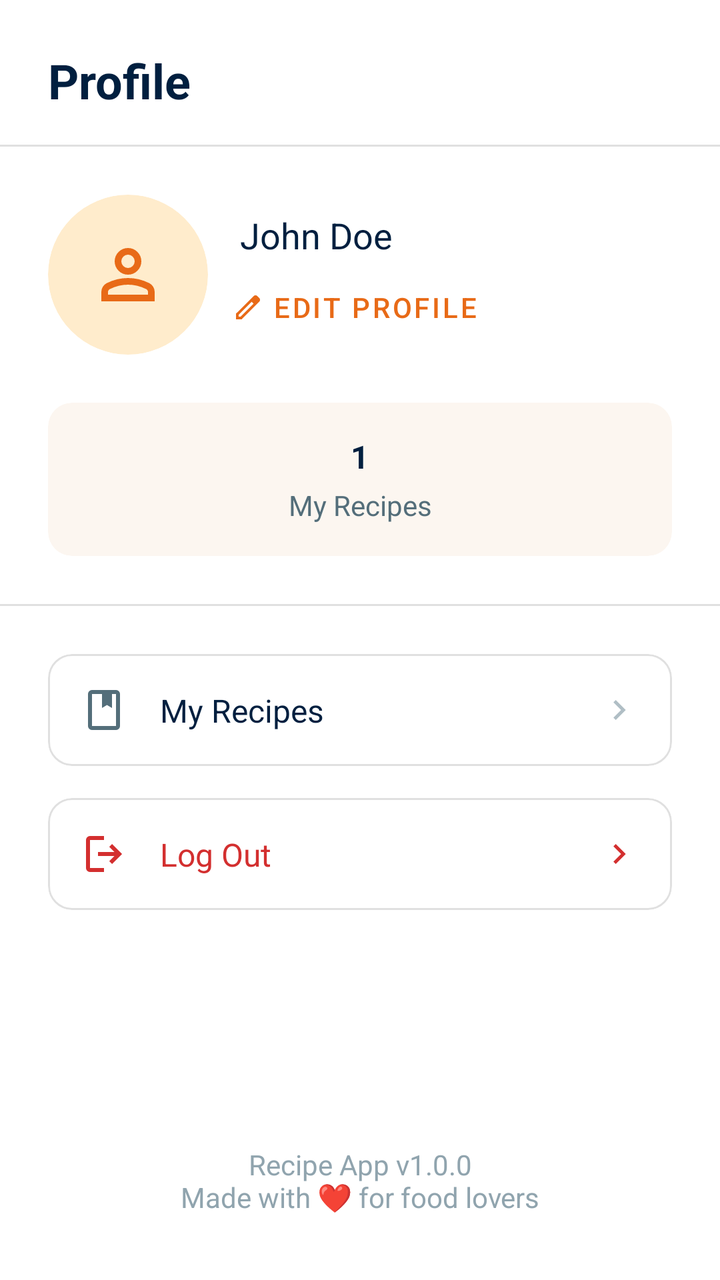
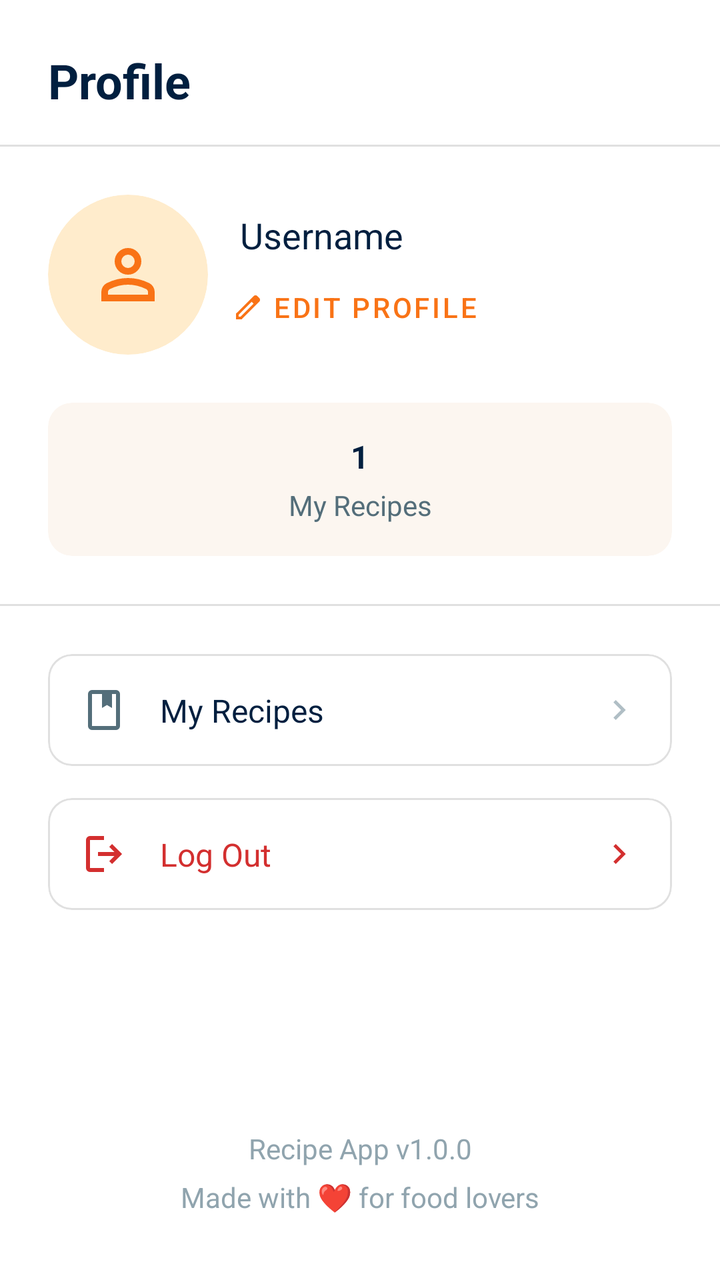

An Android layout rendered at two revisions. The XML below is the earlier revision; the diff shows what the commit changed to produce the second picture.
<!-- AndroidManifest.xml: application theme Theme.Plateful -->
<!-- res/layout/fragment_profile.xml -->
<?xml version="1.0" encoding="utf-8"?>
<androidx.constraintlayout.widget.ConstraintLayout
    xmlns:android="http://schemas.android.com/apk/res/android"
    xmlns:app="http://schemas.android.com/apk/res-auto"
    xmlns:tools="http://schemas.android.com/tools"
    android:layout_width="match_parent"
    android:layout_height="match_parent"
    android:background="#FFFFFF">

    <com.google.android.material.textview.MaterialTextView
        android:id="@+id/tvProfileTitle"
        android:layout_width="wrap_content"
        android:layout_height="wrap_content"
        android:layout_margin="24dp"
        android:text="Profile"
        android:textColor="#001F3F"
        android:textSize="24sp"
        android:textStyle="bold"
        app:layout_constraintStart_toStartOf="parent"
        app:layout_constraintTop_toTopOf="parent" />

    <com.google.android.material.divider.MaterialDivider
        android:id="@+id/dividerTop"
        android:layout_width="match_parent"
        android:layout_height="wrap_content"
        android:layout_marginTop="16dp"
        app:dividerColor="#E0E0E0"
        app:layout_constraintTop_toBottomOf="@id/tvProfileTitle" />

    <com.google.android.material.card.MaterialCardView
        android:id="@+id/cvAvatar"
        android:layout_width="80dp"
        android:layout_height="80dp"
        android:layout_marginStart="24dp"
        android:layout_marginTop="24dp"
        app:cardBackgroundColor="#FFECCC"
        app:cardCornerRadius="40dp"
        app:cardElevation="0dp"
        app:strokeWidth="0dp"
        app:layout_constraintStart_toStartOf="parent"
        app:layout_constraintTop_toBottomOf="@id/dividerTop">

        <com.google.android.material.imageview.ShapeableImageView
            android:layout_width="40dp"
            android:layout_height="40dp"
            android:layout_gravity="center"
            android:src="@drawable/ic_person"
            app:tint="#E86A17" />
    </com.google.android.material.card.MaterialCardView>

    <com.google.android.material.textview.MaterialTextView
        android:id="@+id/tvUserName"
        android:layout_width="wrap_content"
        android:layout_height="wrap_content"
        android:layout_marginStart="16dp"
        android:layout_marginTop="8dp"
        android:text="John Doe"
        android:textColor="#001F3F"
        android:textSize="18sp"
        app:layout_constraintStart_toEndOf="@id/cvAvatar"
        app:layout_constraintTop_toTopOf="@id/cvAvatar" />

    <com.google.android.material.button.MaterialButton
        android:id="@+id/btnEditProfile"
        style="@style/Widget.MaterialComponents.Button.TextButton.Icon"
        android:layout_width="wrap_content"
        android:layout_height="wrap_content"
        android:layout_marginStart="4dp"
        android:text="@string/edit_profile"
        android:textColor="#E86A17"
        android:textSize="14sp"
        app:icon="@drawable/ic_edit"
        app:iconSize="16dp"
        app:iconTint="#E86A17"
        app:layout_constraintStart_toEndOf="@id/cvAvatar"
        app:layout_constraintTop_toBottomOf="@id/tvUserName" />

    <com.google.android.material.card.MaterialCardView
        android:id="@+id/cardStats"
        android:layout_width="match_parent"
        android:layout_height="wrap_content"
        android:layout_marginHorizontal="24dp"
        android:layout_marginTop="24dp"
        app:cardBackgroundColor="#FCF6F0"
        app:cardCornerRadius="12dp"
        app:cardElevation="0dp"
        app:strokeWidth="0dp"
        app:layout_constraintEnd_toEndOf="parent"
        app:layout_constraintStart_toStartOf="parent"
        app:layout_constraintTop_toBottomOf="@id/cvAvatar">

        <androidx.constraintlayout.widget.ConstraintLayout
            android:layout_width="match_parent"
            android:layout_height="wrap_content"
            android:padding="16dp">

            <com.google.android.material.textview.MaterialTextView
                android:id="@+id/tvRecipesCount"
                android:layout_width="wrap_content"
                android:layout_height="wrap_content"
                android:text="1"
                android:textColor="#001F3F"
                android:textSize="16sp"
                android:textStyle="bold"
                app:layout_constraintEnd_toEndOf="parent"
                app:layout_constraintStart_toStartOf="parent"
                app:layout_constraintTop_toTopOf="parent" />

            <com.google.android.material.textview.MaterialTextView
                android:layout_width="wrap_content"
                android:layout_height="wrap_content"
                android:layout_marginTop="4dp"
                android:text="My Recipes"
                android:textColor="#546E7A"
                android:textSize="14sp"
                app:layout_constraintEnd_toEndOf="parent"
                app:layout_constraintStart_toStartOf="parent"
                app:layout_constraintTop_toBottomOf="@id/tvRecipesCount" />
        </androidx.constraintlayout.widget.ConstraintLayout>
    </com.google.android.material.card.MaterialCardView>

    <com.google.android.material.divider.MaterialDivider
        android:id="@+id/dividerMiddle"
        android:layout_width="match_parent"
        android:layout_height="wrap_content"
        android:layout_marginTop="24dp"
        app:dividerColor="#E0E0E0"
        app:layout_constraintTop_toBottomOf="@id/cardStats" />

    <com.google.android.material.card.MaterialCardView
        android:id="@+id/cardActionMyRecipes"
        android:layout_width="match_parent"
        android:layout_height="wrap_content"
        android:layout_marginHorizontal="24dp"
        android:layout_marginTop="24dp"
        app:cardBackgroundColor="#FFFFFF"
        app:cardCornerRadius="12dp"
        app:cardElevation="0dp"
        app:strokeColor="#E0E0E0"
        app:strokeWidth="1dp"
        app:layout_constraintTop_toBottomOf="@id/dividerMiddle">

        <androidx.constraintlayout.widget.ConstraintLayout
            android:layout_width="match_parent"
            android:layout_height="wrap_content"
            android:padding="16dp">

            <com.google.android.material.imageview.ShapeableImageView
                android:id="@+id/ivIconRecipes"
                android:layout_width="24dp"
                android:layout_height="24dp"
                android:src="@drawable/ic_library"
                app:tint="#546E7A"
                app:layout_constraintBottom_toBottomOf="parent"
                app:layout_constraintStart_toStartOf="parent"
                app:layout_constraintTop_toTopOf="parent" />

            <com.google.android.material.textview.MaterialTextView
                android:layout_width="0dp"
                android:layout_height="wrap_content"
                android:layout_marginStart="16dp"
                android:text="@string/my_recipes"
                android:textColor="#001F3F"
                android:textSize="16sp"
                app:layout_constraintBottom_toBottomOf="parent"
                app:layout_constraintEnd_toStartOf="@id/ivChevronRecipes"
                app:layout_constraintStart_toEndOf="@id/ivIconRecipes"
                app:layout_constraintTop_toTopOf="parent" />

            <com.google.android.material.imageview.ShapeableImageView
                android:id="@+id/ivChevronRecipes"
                android:layout_width="20dp"
                android:layout_height="20dp"
                android:src="@drawable/ic_chevron_right"
                app:tint="#B0BEC5"
                app:layout_constraintBottom_toBottomOf="parent"
                app:layout_constraintEnd_toEndOf="parent"
                app:layout_constraintTop_toTopOf="parent" />
        </androidx.constraintlayout.widget.ConstraintLayout>
    </com.google.android.material.card.MaterialCardView>

    <com.google.android.material.card.MaterialCardView
        android:id="@+id/cardActionLogOut"
        android:layout_width="match_parent"
        android:layout_height="wrap_content"
        android:layout_marginHorizontal="24dp"
        android:layout_marginTop="16dp"
        app:cardBackgroundColor="#FFFFFF"
        app:cardCornerRadius="12dp"
        app:cardElevation="0dp"
        app:strokeColor="#E0E0E0"
        app:strokeWidth="1dp"
        app:layout_constraintTop_toBottomOf="@id/cardActionMyRecipes">

        <androidx.constraintlayout.widget.ConstraintLayout
            android:layout_width="match_parent"
            android:layout_height="wrap_content"
            android:padding="16dp">

            <com.google.android.material.imageview.ShapeableImageView
                android:id="@+id/ivIconLogOut"
                android:layout_width="24dp"
                android:layout_height="24dp"
                android:src="@drawable/ic_logout"
                app:tint="#D32F2F"
                app:layout_constraintBottom_toBottomOf="parent"
                app:layout_constraintStart_toStartOf="parent"
                app:layout_constraintTop_toTopOf="parent" />

            <com.google.android.material.textview.MaterialTextView
                android:layout_width="0dp"
                android:layout_height="wrap_content"
                android:layout_marginStart="16dp"
                android:text="@string/log_out"
                android:textColor="#D32F2F"
                android:textSize="16sp"
                app:layout_constraintBottom_toBottomOf="parent"
                app:layout_constraintEnd_toStartOf="@id/ivChevronLogOut"
                app:layout_constraintStart_toEndOf="@id/ivIconLogOut"
                app:layout_constraintTop_toTopOf="parent" />

            <com.google.android.material.imageview.ShapeableImageView
                android:id="@+id/ivChevronLogOut"
                android:layout_width="20dp"
                android:layout_height="20dp"
                android:src="@drawable/ic_chevron_right"
                app:tint="#D32F2F"
                app:layout_constraintBottom_toBottomOf="parent"
                app:layout_constraintEnd_toEndOf="parent"
                app:layout_constraintTop_toTopOf="parent" />
        </androidx.constraintlayout.widget.ConstraintLayout>
    </com.google.android.material.card.MaterialCardView>

    <com.google.android.material.textview.MaterialTextView
        android:id="@+id/tvFooter"
        android:layout_width="wrap_content"
        android:layout_height="wrap_content"
        android:layout_marginBottom="32dp"
        android:gravity="center"
        android:text="@string/recipe_app_v1_0_0_nmade_with_for_food_lovers"
        android:textColor="#90A4AE"
        android:textSize="14sp"
        app:layout_constraintBottom_toBottomOf="parent"
        app:layout_constraintEnd_toEndOf="parent"
        app:layout_constraintStart_toStartOf="parent" />

</androidx.constraintlayout.widget.ConstraintLayout>
<!-- resources referenced by this layout -->
<resources>
  <!-- drawable ic_chevron_right (drawable) -->
  <vector xmlns:android="http://schemas.android.com/apk/res/android"
      android:width="24dp"
      android:height="24dp"
      android:viewportWidth="960"
      android:viewportHeight="960"
      android:tint="?attr/colorControlNormal"
      android:autoMirrored="true">
    <path
        android:fillColor="@android:color/white"
        android:pathData="M504,480L320,296L376,240L616,480L376,720L320,664L504,480Z"/>
  </vector>
  <!-- drawable ic_edit (drawable) -->
  <vector xmlns:android="http://schemas.android.com/apk/res/android"
      android:width="24dp"
      android:height="24dp"
      android:viewportWidth="960"
      android:viewportHeight="960"
      android:tint="?attr/colorControlNormal">
    <path
        android:fillColor="@android:color/white"
        android:pathData="M200,760L257,760L648,369L591,312L200,703L200,760ZM120,840L120,670L648,143Q660,132 674.5,126Q689,120 705,120Q721,120 736,126Q751,132 762,144L817,200Q829,211 834.5,226Q840,241 840,256Q840,272 834.5,286.5Q829,301 817,313L290,840L120,840ZM760,256L760,256L704,200L704,200L760,256ZM619,341L591,312L591,312L648,369L648,369L619,341Z"/>
  </vector>
  <!-- drawable ic_library (drawable) -->
  <vector xmlns:android="http://schemas.android.com/apk/res/android"
      android:width="24dp"
      android:height="24dp"
      android:viewportWidth="960"
      android:viewportHeight="960"
      android:tint="?attr/colorControlNormal">
    <path
        android:fillColor="@android:color/white"
        android:pathData="M240,880Q207,880 183.5,856.5Q160,833 160,800L160,160Q160,127 183.5,103.5Q207,80 240,80L720,80Q753,80 776.5,103.5Q800,127 800,160L800,800Q800,833 776.5,856.5Q753,880 720,880L240,880ZM240,800L720,800Q720,800 720,800Q720,800 720,800L720,160Q720,160 720,160Q720,160 720,160L640,160L640,440L540,380L440,440L440,160L240,160Q240,160 240,160Q240,160 240,160L240,800Q240,800 240,800Q240,800 240,800ZM240,800Q240,800 240,800Q240,800 240,800L240,160Q240,160 240,160Q240,160 240,160L240,160Q240,160 240,160Q240,160 240,160L240,800Q240,800 240,800Q240,800 240,800ZM440,440L540,380L640,440L640,440L540,380L440,440Z"/>
  </vector>
  <!-- drawable ic_logout (drawable) -->
  <vector xmlns:android="http://schemas.android.com/apk/res/android"
      android:width="24dp"
      android:height="24dp"
      android:viewportWidth="960"
      android:viewportHeight="960"
      android:tint="?attr/colorControlNormal"
      android:autoMirrored="true">
    <path
        android:fillColor="@android:color/white"
        android:pathData="M200,840Q167,840 143.5,816.5Q120,793 120,760L120,200Q120,167 143.5,143.5Q167,120 200,120L480,120L480,200L200,200Q200,200 200,200Q200,200 200,200L200,760Q200,760 200,760Q200,760 200,760L480,760L480,840L200,840ZM640,680L585,622L687,520L360,520L360,440L687,440L585,338L640,280L840,480L640,680Z"/>
  </vector>
  <string name="edit_profile">Edit Profile</string>
  <string name="log_out">Log Out</string>
  <string name="my_recipes">My Recipes</string>
  <string name="recipe_app_v1_0_0_nmade_with_for_food_lovers">Recipe App v1.0.0\nMade with ❤️ for food lovers</string>
  <style name="Theme.Plateful" parent="Base.Theme.Plateful" />
  <style name="Base.Theme.Plateful" parent="Theme.Material3.DayNight.NoActionBar">
          
          
      </style>
  <!-- unchanged entries left out for length: 1 -->
</resources>

<!-- the commit's change to res/layout/fragment_profile.xml (unified diff, before → after) -->
@@ -8,11 +8,11 @@
     android:background="#FFFFFF">
 
     <com.google.android.material.textview.MaterialTextView
-        android:id="@+id/tvProfileTitle"
+        android:id="@+id/title_text_view"
         android:layout_width="wrap_content"
         android:layout_height="wrap_content"
         android:layout_margin="24dp"
-        android:text="Profile"
+        android:text="@string/profile"
         android:textColor="#001F3F"
         android:textSize="24sp"
         android:textStyle="bold"
@@ -20,15 +20,15 @@
         app:layout_constraintTop_toTopOf="parent" />
 
     <com.google.android.material.divider.MaterialDivider
-        android:id="@+id/dividerTop"
+        android:id="@+id/divider_top"
         android:layout_width="match_parent"
         android:layout_height="wrap_content"
         android:layout_marginTop="16dp"
         app:dividerColor="#E0E0E0"
-        app:layout_constraintTop_toBottomOf="@id/tvProfileTitle" />
-
-    <com.google.android.material.card.MaterialCardView
-        android:id="@+id/cvAvatar"
+        app:layout_constraintTop_toBottomOf="@id/title_text_view" />
+
+    <com.google.android.material.card.MaterialCardView
+        android:id="@+id/avatar_card_view"
         android:layout_width="80dp"
         android:layout_height="80dp"
         android:layout_marginStart="24dp"
@@ -38,45 +38,46 @@
         app:cardElevation="0dp"
         app:strokeWidth="0dp"
         app:layout_constraintStart_toStartOf="parent"
-        app:layout_constraintTop_toBottomOf="@id/dividerTop">
+        app:layout_constraintTop_toBottomOf="@id/divider_top">
 
         <com.google.android.material.imageview.ShapeableImageView
+            android:id="@+id/avatar_image_view"
             android:layout_width="40dp"
             android:layout_height="40dp"
             android:layout_gravity="center"
             android:src="@drawable/ic_person"
-            app:tint="#E86A17" />
+            app:tint="@color/orange" />
     </com.google.android.material.card.MaterialCardView>
 
     <com.google.android.material.textview.MaterialTextView
-        android:id="@+id/tvUserName"
+        android:id="@+id/username"
         android:layout_width="wrap_content"
         android:layout_height="wrap_content"
         android:layout_marginStart="16dp"
         android:layout_marginTop="8dp"
-        android:text="John Doe"
+        android:text="@string/username"
         android:textColor="#001F3F"
         android:textSize="18sp"
-        app:layout_constraintStart_toEndOf="@id/cvAvatar"
-        app:layout_constraintTop_toTopOf="@id/cvAvatar" />
+        app:layout_constraintStart_toEndOf="@id/avatar_card_view"
+        app:layout_constraintTop_toTopOf="@id/avatar_card_view" />
 
     <com.google.android.material.button.MaterialButton
-        android:id="@+id/btnEditProfile"
+        android:id="@+id/edit_profile_button"
         style="@style/Widget.MaterialComponents.Button.TextButton.Icon"
         android:layout_width="wrap_content"
         android:layout_height="wrap_content"
         android:layout_marginStart="4dp"
         android:text="@string/edit_profile"
-        android:textColor="#E86A17"
+        android:textColor="@color/orange"
         android:textSize="14sp"
         app:icon="@drawable/ic_edit"
         app:iconSize="16dp"
-        app:iconTint="#E86A17"
-        app:layout_constraintStart_toEndOf="@id/cvAvatar"
-        app:layout_constraintTop_toBottomOf="@id/tvUserName" />
-
-    <com.google.android.material.card.MaterialCardView
-        android:id="@+id/cardStats"
+        app:iconTint="@color/orange"
+        app:layout_constraintStart_toEndOf="@id/avatar_card_view"
+        app:layout_constraintTop_toBottomOf="@id/username" />
+
+    <com.google.android.material.card.MaterialCardView
+        android:id="@+id/my_recipes_count_card"
         android:layout_width="match_parent"
         android:layout_height="wrap_content"
         android:layout_marginHorizontal="24dp"
@@ -87,7 +88,7 @@
         app:strokeWidth="0dp"
         app:layout_constraintEnd_toEndOf="parent"
         app:layout_constraintStart_toStartOf="parent"
-        app:layout_constraintTop_toBottomOf="@id/cvAvatar">
+        app:layout_constraintTop_toBottomOf="@id/avatar_card_view">
 
         <androidx.constraintlayout.widget.ConstraintLayout
             android:layout_width="match_parent"
@@ -95,7 +96,7 @@
             android:padding="16dp">
 
             <com.google.android.material.textview.MaterialTextView
-                android:id="@+id/tvRecipesCount"
+                android:id="@+id/my_recipes_count_text_view"
                 android:layout_width="wrap_content"
                 android:layout_height="wrap_content"
                 android:text="1"
@@ -107,6 +108,7 @@
                 app:layout_constraintTop_toTopOf="parent" />
 
             <com.google.android.material.textview.MaterialTextView
+                android:id="@+id/my_recipes_count_label_text_view"
                 android:layout_width="wrap_content"
                 android:layout_height="wrap_content"
                 android:layout_marginTop="4dp"
@@ -115,20 +117,20 @@
                 android:textSize="14sp"
                 app:layout_constraintEnd_toEndOf="parent"
                 app:layout_constraintStart_toStartOf="parent"
-                app:layout_constraintTop_toBottomOf="@id/tvRecipesCount" />
+                app:layout_constraintTop_toBottomOf="@id/my_recipes_count_text_view" />
         </androidx.constraintlayout.widget.ConstraintLayout>
     </com.google.android.material.card.MaterialCardView>
 
     <com.google.android.material.divider.MaterialDivider
-        android:id="@+id/dividerMiddle"
+        android:id="@+id/divider_middle"
         android:layout_width="match_parent"
         android:layout_height="wrap_content"
         android:layout_marginTop="24dp"
         app:dividerColor="#E0E0E0"
-        app:layout_constraintTop_toBottomOf="@id/cardStats" />
-
-    <com.google.android.material.card.MaterialCardView
-        android:id="@+id/cardActionMyRecipes"
+        app:layout_constraintTop_toBottomOf="@id/my_recipes_count_card" />
+
+    <com.google.android.material.card.MaterialCardView
+        android:id="@+id/my_recipes_navigation_card"
         android:layout_width="match_parent"
         android:layout_height="wrap_content"
         android:layout_marginHorizontal="24dp"
@@ -138,7 +140,7 @@
         app:cardElevation="0dp"
         app:strokeColor="#E0E0E0"
         app:strokeWidth="1dp"
-        app:layout_constraintTop_toBottomOf="@id/dividerMiddle">
+        app:layout_constraintTop_toBottomOf="@id/divider_middle">
 
         <androidx.constraintlayout.widget.ConstraintLayout
             android:layout_width="match_parent"
@@ -146,7 +148,7 @@
             android:padding="16dp">
 
             <com.google.android.material.imageview.ShapeableImageView
-                android:id="@+id/ivIconRecipes"
+                android:id="@+id/my_recipes_navigation_image_view"
                 android:layout_width="24dp"
                 android:layout_height="24dp"
                 android:src="@drawable/ic_library"
@@ -156,6 +158,7 @@
                 app:layout_constraintTop_toTopOf="parent" />
 
             <com.google.android.material.textview.MaterialTextView
+                android:id="@+id/my_recipes_navigation_text_view"
                 android:layout_width="0dp"
                 android:layout_height="wrap_content"
                 android:layout_marginStart="16dp"
@@ -163,12 +166,12 @@
                 android:textColor="#001F3F"
                 android:textSize="16sp"
                 app:layout_constraintBottom_toBottomOf="parent"
-                app:layout_constraintEnd_toStartOf="@id/ivChevronRecipes"
-                app:layout_constraintStart_toEndOf="@id/ivIconRecipes"
-                app:layout_constraintTop_toTopOf="parent" />
-
-            <com.google.android.material.imageview.ShapeableImageView
-                android:id="@+id/ivChevronRecipes"
+                app:layout_constraintEnd_toStartOf="@id/my_recipes_navigation_right_arrow"
+                app:layout_constraintStart_toEndOf="@id/my_recipes_navigation_image_view"
+                app:layout_constraintTop_toTopOf="parent" />
+
+            <com.google.android.material.imageview.ShapeableImageView
+                android:id="@+id/my_recipes_navigation_right_arrow"
                 android:layout_width="20dp"
                 android:layout_height="20dp"
                 android:src="@drawable/ic_chevron_right"
@@ -180,7 +183,7 @@
     </com.google.android.material.card.MaterialCardView>
 
     <com.google.android.material.card.MaterialCardView
-        android:id="@+id/cardActionLogOut"
+        android:id="@+id/logout_navigation_card"
         android:layout_width="match_parent"
         android:layout_height="wrap_content"
         android:layout_marginHorizontal="24dp"
@@ -190,7 +193,7 @@
         app:cardElevation="0dp"
         app:strokeColor="#E0E0E0"
         app:strokeWidth="1dp"
-        app:layout_constraintTop_toBottomOf="@id/cardActionMyRecipes">
+        app:layout_constraintTop_toBottomOf="@id/my_recipes_navigation_card">
 
         <androidx.constraintlayout.widget.ConstraintLayout
             android:layout_width="match_parent"
@@ -198,7 +201,7 @@
             android:padding="16dp">
 
             <com.google.android.material.imageview.ShapeableImageView
-                android:id="@+id/ivIconLogOut"
+                android:id="@+id/logout_navigation_image_view"
                 android:layout_width="24dp"
                 android:layout_height="24dp"
                 android:src="@drawable/ic_logout"
@@ -208,6 +211,7 @@
                 app:layout_constraintTop_toTopOf="parent" />
 
             <com.google.android.material.textview.MaterialTextView
+                android:id="@+id/logout_navigation_text_view"
                 android:layout_width="0dp"
                 android:layout_height="wrap_content"
                 android:layout_marginStart="16dp"
@@ -215,12 +219,12 @@
                 android:textColor="#D32F2F"
                 android:textSize="16sp"
                 app:layout_constraintBottom_toBottomOf="parent"
-                app:layout_constraintEnd_toStartOf="@id/ivChevronLogOut"
-                app:layout_constraintStart_toEndOf="@id/ivIconLogOut"
-                app:layout_constraintTop_toTopOf="parent" />
-
-            <com.google.android.material.imageview.ShapeableImageView
-                android:id="@+id/ivChevronLogOut"
+                app:layout_constraintEnd_toStartOf="@id/logout_navigation_right_arrow"
+                app:layout_constraintStart_toEndOf="@id/logout_navigation_image_view"
+                app:layout_constraintTop_toTopOf="parent" />
+
+            <com.google.android.material.imageview.ShapeableImageView
+                android:id="@+id/logout_navigation_right_arrow"
                 android:layout_width="20dp"
                 android:layout_height="20dp"
                 android:src="@drawable/ic_chevron_right"
@@ -232,11 +236,12 @@
     </com.google.android.material.card.MaterialCardView>
 
     <com.google.android.material.textview.MaterialTextView
-        android:id="@+id/tvFooter"
+        android:id="@+id/app_details_text_view"
         android:layout_width="wrap_content"
         android:layout_height="wrap_content"
         android:layout_marginBottom="32dp"
         android:gravity="center"
+        android:lineSpacingExtra="8dp"
         android:text="@string/recipe_app_v1_0_0_nmade_with_for_food_lovers"
         android:textColor="#90A4AE"
         android:textSize="14sp"
<!-- resource entries referenced after the edit -->
@@ -1,5 +1,6 @@
 <!-- resources referenced by this layout -->
 <resources>
+  <color name="orange">#f97316</color>
   <!-- drawable ic_chevron_right (drawable) -->
   <vector xmlns:android="http://schemas.android.com/apk/res/android"
       android:width="24dp"
@@ -49,7 +50,9 @@
   <string name="edit_profile">Edit Profile</string>
   <string name="log_out">Log Out</string>
   <string name="my_recipes">My Recipes</string>
+  <string name="profile">Profile</string>
   <string name="recipe_app_v1_0_0_nmade_with_for_food_lovers">Recipe App v1.0.0\nMade with ❤️ for food lovers</string>
+  <string name="username">Username</string>
   <style name="Theme.Plateful" parent="Base.Theme.Plateful" />
   <style name="Base.Theme.Plateful" parent="Theme.Material3.DayNight.NoActionBar">
           
